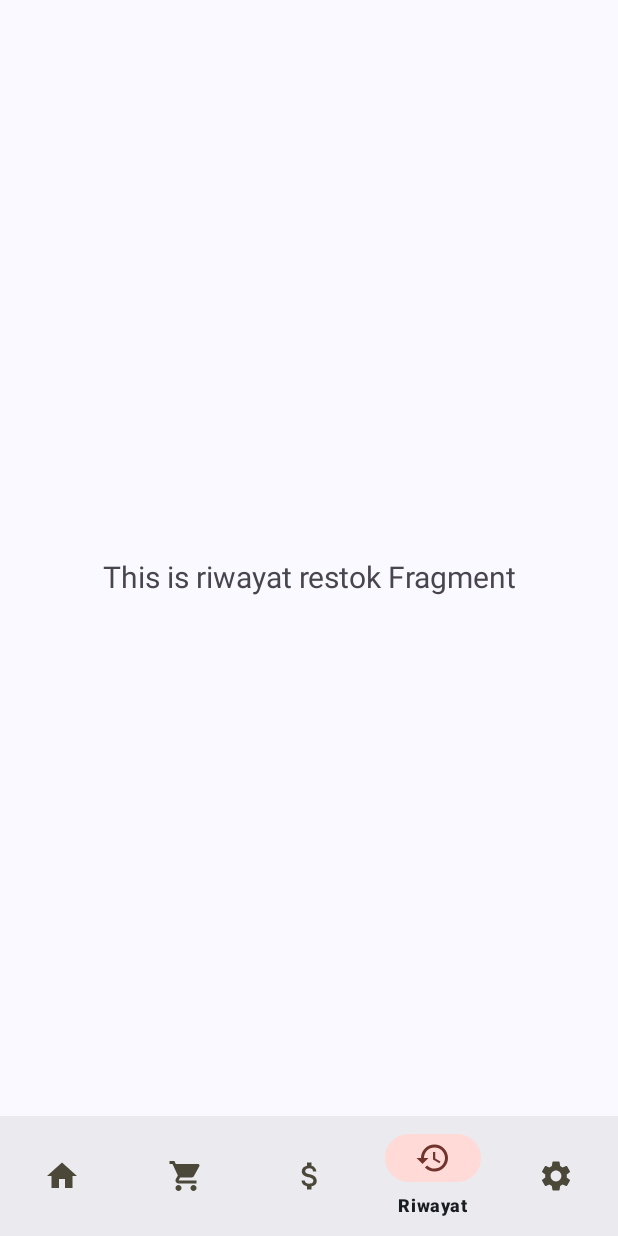
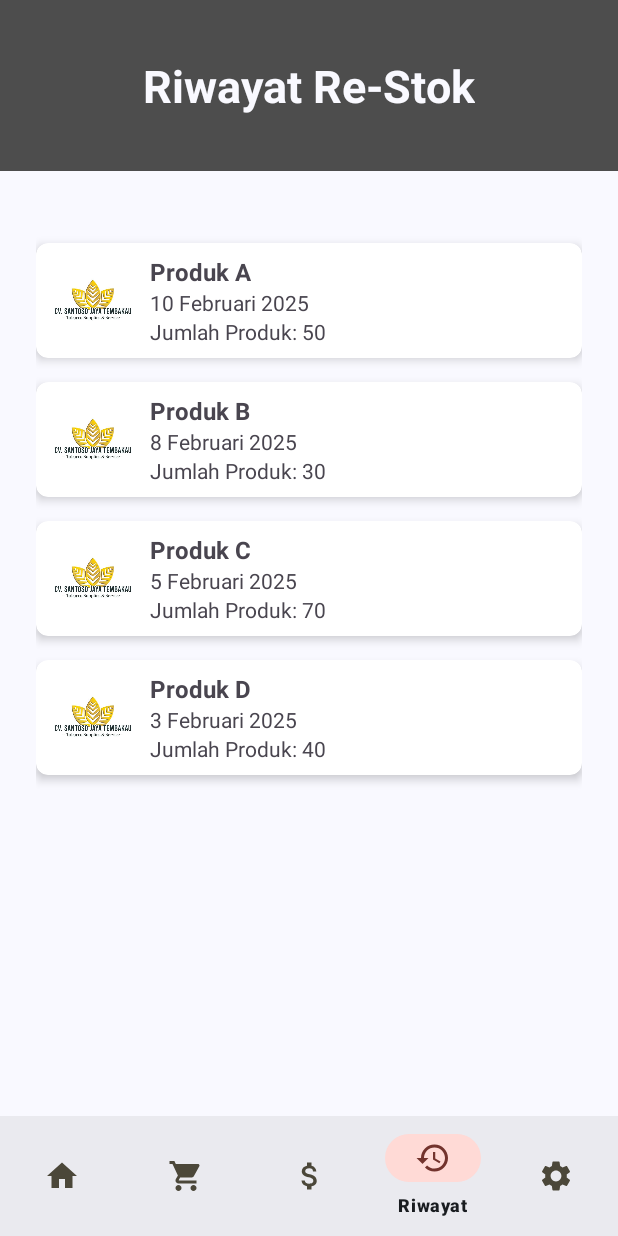
Before and after one commit to DimasAswito/Sosrobahu-Information-System-App, an Android app: the RiwayatFragment screen opened through its navigation route, on a phone screen of 412 x 824 dp. Run offline under Robolectric (Android 15) with nearby library versions, the phone set to English and light mode, and no system bars; our stand-ins replace navigation-ui; libraries missing offline, so code that uses them is left out: com.github.mikephil.charting; 13 statements that could not run were skipped.

Commit message:
Add view for Factory Riwayat Restok

```diff
--- /dev/null
+++ b/app/src/main/java/com/polije/sosrobahufactoryapp/model/RiwayatRestok.kt
@@ -0,0 +1,8 @@
+package com.polije.sosrobahufactoryapp.model
+
+data class RiwayatRestok(
+    val namaProduk: String,
+    val tanggalRestok: String,
+    val jumlahProduk: Int,
+    val gambar: Int
+)
--- a/app/src/main/java/com/polije/sosrobahufactoryapp/ui/factory/riwayatRestok/RiwayatFragment.kt
+++ b/app/src/main/java/com/polije/sosrobahufactoryapp/ui/factory/riwayatRestok/RiwayatFragment.kt
@@ -7,36 +7,36 @@ import android.view.ViewGroup
 import android.widget.TextView
 import androidx.fragment.app.Fragment
 import androidx.lifecycle.ViewModelProvider
+import androidx.recyclerview.widget.LinearLayoutManager
+import androidx.recyclerview.widget.RecyclerView
+import com.polije.sosrobahufactoryapp.R
 import com.polije.sosrobahufactoryapp.databinding.FragmentRiwayatBinding
+import com.polije.sosrobahufactoryapp.model.RiwayatRestok
 
 class RiwayatFragment : Fragment() {
 
-    private var _binding: FragmentRiwayatBinding? = null
-
-    // This property is only valid between onCreateView and
-    // onDestroyView.
-    private val binding get() = _binding!!
+    private lateinit var recyclerView: RecyclerView
+    private lateinit var riwayatAdapter: RiwayatRestokAdapter
+    private var riwayatList = mutableListOf<RiwayatRestok>()
 
     override fun onCreateView(
-        inflater: LayoutInflater,
-        container: ViewGroup?,
-        savedInstanceState: Bundle?
-    ): View {
-        val riwayatViewModel =
-            ViewModelProvider(this).get(RiwayatViewModel::class.java)
+        inflater: LayoutInflater, container: ViewGroup?, savedInstanceState: Bundle?
+    ): View? {
+        val view = inflater.inflate(R.layout.fragment_riwayat, container, false)
+        recyclerView = view.findViewById(R.id.recyclerViewRiwayat)
 
-        _binding = FragmentRiwayatBinding.inflate(inflater, container, false)
-        val root: View = binding.root
+        // Dummy Data
+        riwayatList = mutableListOf(
+            RiwayatRestok("Produk A", "10 Februari 2025", 50, R.drawable.logo),
+            RiwayatRestok("Produk B", "8 Februari 2025", 30, R.drawable.logo),
+            RiwayatRestok("Produk C", "5 Februari 2025", 70, R.drawable.logo),
+            RiwayatRestok("Produk D", "3 Februari 2025", 40, R.drawable.logo)
+        )
 
-        val textView: TextView = binding.textNotifications
-        riwayatViewModel.text.observe(viewLifecycleOwner) {
-            textView.text = it
-        }
-        return root
-    }
+        riwayatAdapter = RiwayatRestokAdapter(riwayatList)
+        recyclerView.layoutManager = LinearLayoutManager(requireContext())
+        recyclerView.adapter = riwayatAdapter
 
-    override fun onDestroyView() {
-        super.onDestroyView()
-        _binding = null
+        return view
     }
 }
--- /dev/null
+++ b/app/src/main/java/com/polije/sosrobahufactoryapp/ui/factory/riwayatRestok/RiwayatRestokAdapter.kt
@@ -0,0 +1,37 @@
+package com.polije.sosrobahufactoryapp.ui.factory.riwayatRestok
+
+import android.view.LayoutInflater
+import android.view.View
+import android.view.ViewGroup
+import android.widget.ImageView
+import android.widget.TextView
+import androidx.recyclerview.widget.RecyclerView
+import com.polije.sosrobahufactoryapp.R
+import com.polije.sosrobahufactoryapp.model.RiwayatRestok
+
+class RiwayatRestokAdapter(private val riwayatList: List<RiwayatRestok>) :
+    RecyclerView.Adapter<RiwayatRestokAdapter.ViewHolder>() {
+
+    class ViewHolder(itemView: View) : RecyclerView.ViewHolder(itemView) {
+        val imgProduk: ImageView = itemView.findViewById(R.id.imgProduk)
+        val txtNamaProduk: TextView = itemView.findViewById(R.id.txtNamaProduk)
+        val txtTanggalRestok: TextView = itemView.findViewById(R.id.txtTanggalRestok)
+        val txtJumlahProduk: TextView = itemView.findViewById(R.id.txtJumlahProduk)
+    }
+
+    override fun onCreateViewHolder(parent: ViewGroup, viewType: Int): ViewHolder {
+        val view = LayoutInflater.from(parent.context)
+            .inflate(R.layout.item_riwayat_restok, parent, false)
+        return ViewHolder(view)
+    }
+
+    override fun onBindViewHolder(holder: ViewHolder, position: Int) {
+        val riwayat = riwayatList[position]
+        holder.imgProduk.setImageResource(riwayat.gambar)
+        holder.txtNamaProduk.text = riwayat.namaProduk
+        holder.txtTanggalRestok.text = riwayat.tanggalRestok
+        holder.txtJumlahProduk.text = "Jumlah Produk: ${riwayat.jumlahProduk}"
+    }
+
+    override fun getItemCount(): Int = riwayatList.size
+}
--- a/app/src/main/res/layout/fragment_harga_produk.xml
+++ b/app/src/main/res/layout/fragment_harga_produk.xml
@@ -1,5 +1,6 @@
 <?xml version="1.0" encoding="utf-8"?>
-<androidx.constraintlayout.widget.ConstraintLayout xmlns:android="http://schemas.android.com/apk/res/android"
+<androidx.constraintlayout.widget.ConstraintLayout
+    xmlns:android="http://schemas.android.com/apk/res/android"
     xmlns:app="http://schemas.android.com/apk/res-auto"
     android:layout_width="match_parent"
     android:layout_height="match_parent"
--- a/app/src/main/res/layout/fragment_home.xml
+++ b/app/src/main/res/layout/fragment_home.xml
@@ -5,13 +5,11 @@
     xmlns:tools="http://schemas.android.com/tools"
     android:layout_width="match_parent"
     android:layout_height="match_parent"
-    android:layout_marginBottom="80dp"
     tools:context=".ui.factory.home.HomeFragment">
 
     <androidx.constraintlayout.widget.ConstraintLayout
         android:layout_width="match_parent"
-        android:layout_height="wrap_content"
-        android:layout_marginBottom="64dp">
+        android:layout_height="match_parent">
 
     <View
         android:id="@+id/topView"
@@ -231,10 +229,10 @@
         android:layout_height="wrap_content"
         android:layout_marginHorizontal="16dp"
         android:layout_marginTop="16dp"
-        android:layout_marginBottom="32dp"
         app:cardCornerRadius="16dp"
         app:cardElevation="4dp"
-        app:layout_constraintTop_toBottomOf="@id/lineChartCard">
+        app:layout_constraintTop_toBottomOf="@id/lineChartCard"
+        app:layout_constraintBottom_toBottomOf="@android:id/navigationBarBackground">
 
         <LinearLayout
             android:layout_width="match_parent"
--- a/app/src/main/res/layout/fragment_riwayat.xml
+++ b/app/src/main/res/layout/fragment_riwayat.xml
@@ -1,22 +1,45 @@
 <?xml version="1.0" encoding="utf-8"?>
-<androidx.constraintlayout.widget.ConstraintLayout xmlns:android="http://schemas.android.com/apk/res/android"
+<androidx.constraintlayout.widget.ConstraintLayout
+    xmlns:android="http://schemas.android.com/apk/res/android"
     xmlns:app="http://schemas.android.com/apk/res-auto"
     xmlns:tools="http://schemas.android.com/tools"
     android:layout_width="match_parent"
-    android:layout_height="match_parent"
-    tools:context=".ui.riwayatRestok.NotificationsFragment">
+    android:layout_height="match_parent">
+
+    <View
+        android:id="@+id/topView"
+        android:layout_width="0dp"
+        android:layout_height="0dp"
+        android:background="@color/md_theme_primary"
+        app:layout_constraintEnd_toEndOf="parent"
+        app:layout_constraintHeight_percent="0.15"
+        app:layout_constraintStart_toStartOf="parent"
+        app:layout_constraintTop_toTopOf="parent" />
+
 
     <TextView
-        android:id="@+id/text_notifications"
+        android:layout_width="wrap_content"
+        android:layout_height="wrap_content"
+        android:text="Riwayat Re-Stok"
+        android:textColor="@color/md_theme_background"
+        android:textSize="30sp"
+        android:textStyle="bold"
+        app:layout_constraintBottom_toBottomOf="@+id/topView"
+        app:layout_constraintEnd_toEndOf="@+id/topView"
+        app:layout_constraintStart_toStartOf="parent"
+        app:layout_constraintTop_toTopOf="@+id/topView" />
+
+    <androidx.recyclerview.widget.RecyclerView
+        android:id="@+id/recyclerViewRiwayat"
         android:layout_width="match_parent"
-        android:layout_height="wrap_content"
-        android:layout_marginStart="8dp"
-        android:layout_marginTop="8dp"
-        android:layout_marginEnd="8dp"
-        android:textAlignment="center"
-        android:textSize="20sp"
+        android:layout_height="0dp"
+        android:layout_marginHorizontal="16dp"
+        android:layout_marginVertical="32dp"
+        android:layout_weight="0.85"
+        android:padding="8dp"
         app:layout_constraintBottom_toBottomOf="parent"
         app:layout_constraintEnd_toEndOf="parent"
         app:layout_constraintStart_toStartOf="parent"
-        app:layout_constraintTop_toTopOf="parent" />
+        app:layout_constraintTop_toBottomOf="@+id/topView" />
+
 </androidx.constraintlayout.widget.ConstraintLayout>
--- /dev/null
+++ b/app/src/main/res/layout/item_riwayat_restok.xml
@@ -0,0 +1,53 @@
+<?xml version="1.0" encoding="utf-8"?>
+<androidx.cardview.widget.CardView xmlns:android="http://schemas.android.com/apk/res/android"
+    android:layout_width="match_parent"
+    android:layout_height="wrap_content"
+    xmlns:app="http://schemas.android.com/apk/res-auto"
+    android:layout_marginVertical="8dp"
+    app:cardCornerRadius="8dp"
+    app:cardElevation="4dp">
+
+    <LinearLayout
+        android:layout_width="match_parent"
+        android:layout_height="wrap_content"
+        android:orientation="horizontal"
+        android:padding="8dp">
+
+        <!-- Gambar Produk -->
+        <ImageView
+            android:id="@+id/imgProduk"
+            android:layout_width="60dp"
+            android:layout_height="60dp"
+            android:src="@drawable/logo"
+            android:scaleType="centerCrop"/>
+
+        <!-- Informasi Produk -->
+        <LinearLayout
+            android:layout_width="0dp"
+            android:layout_height="wrap_content"
+            android:layout_weight="1"
+            android:orientation="vertical"
+            android:paddingStart="8dp">
+
+            <TextView
+                android:id="@+id/txtNamaProduk"
+                android:layout_width="wrap_content"
+                android:layout_height="wrap_content"
+                android:text="Nama Produk"
+                android:textStyle="bold"
+                android:textSize="16sp"/>
+
+            <TextView
+                android:id="@+id/txtTanggalRestok"
+                android:layout_width="wrap_content"
+                android:layout_height="wrap_content"
+                android:text="Tanggal Restok"/>
+
+            <TextView
+                android:id="@+id/txtJumlahProduk"
+                android:layout_width="wrap_content"
+                android:layout_height="wrap_content"
+                android:text="Jumlah Produk (Karton): 0"/>
+        </LinearLayout>
+    </LinearLayout>
+</androidx.cardview.widget.CardView>
```
